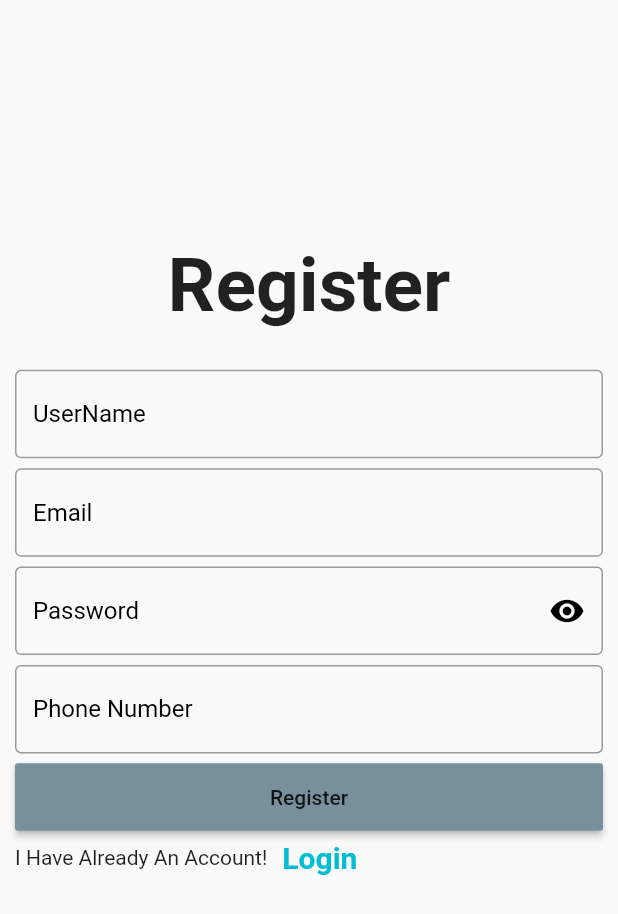
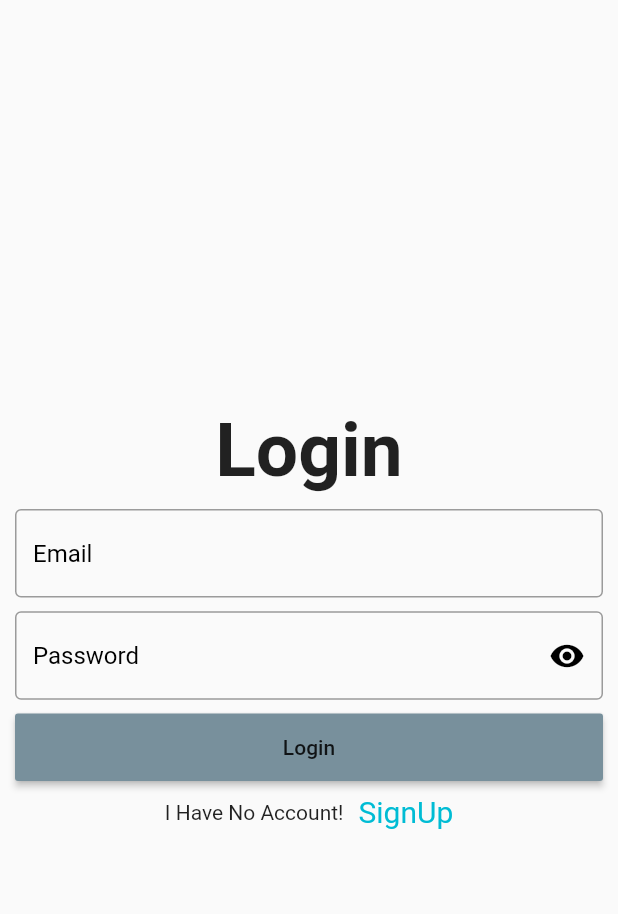
Before and after one commit to AmanuelAsfaw/e_commerce_flutter_app, a Flutter app: the screen it shows after launch, on a phone screen of 412 x 824 dp. Shown: the top 914 px of the screen. Run offline on Flutter 3.47's test engine with Material 2 defaults, Android fonts, the phone set to English and light mode, and no system bars.

Commit message:
Make Login Screen

```diff
--- a/lib/main.dart
+++ b/lib/main.dart
@@ -1,3 +1,4 @@
+import 'package:ecommerce_app/screens/login.dart';
 import 'package:ecommerce_app/screens/signup.dart';
 import 'package:flutter/material.dart';
 
@@ -13,7 +14,8 @@ class MyApp extends StatelessWidget {
   Widget build(BuildContext context) {
     return MaterialApp(
       title: 'E-commerce App',
-      home: const SignUp(),
+      // home: const SignUp(),
+      home: const Login(),
     );
   }
 }
--- /dev/null
+++ b/lib/screens/login.dart
@@ -0,0 +1,128 @@
+import 'package:ecommerce_app/screens/signup.dart';
+import 'package:flutter/material.dart';
+
+class Login extends StatefulWidget {
+  const Login({Key? key}) : super(key: key);
+
+  @override
+  State<Login> createState() => _LoginState();
+}
+
+final GlobalKey<FormState> _formKey = GlobalKey<FormState>();
+String p =
+    r'^(([^<>()[\]\\.,;:\s@\"]+(\.[^<>()[\]\\.,;:\s@\"]+)*)|(\".+\"))@((\[[0-9]{1,3}\.[0-9]{1,3}\.[0-9]{1,3}\.[0-9]{1,3}\])|(([a-zA-Z\-0-9]+\.)+[a-zA-Z]{2,}))$';
+
+RegExp regExp = new RegExp(p);
+bool obserText = true;
+
+class _LoginState extends State<Login> {
+  void validation() {
+    if (_formKey.currentState!.validate()) {
+      print("Yes");
+    } else {
+      print("No");
+    }
+  }
+
+  @override
+  Widget build(BuildContext context) {
+    return Scaffold(
+      body: Form(
+        key: _formKey,
+        child: Container(
+          margin: EdgeInsets.symmetric(horizontal: 10),
+          child: Column(
+            mainAxisAlignment: MainAxisAlignment.center,
+            children: [
+              Container(
+                height: 300,
+                width: double.infinity,
+                child: Column(
+                  mainAxisAlignment: MainAxisAlignment.spaceEvenly,
+                  children: [
+                    Text(
+                      "Login",
+                      style:
+                          TextStyle(fontSize: 50, fontWeight: FontWeight.bold),
+                    ),
+                    TextFormField(
+                      validator: (value) {
+                        if (value == "" || value == null) {
+                          return "Please Fill Email";
+                        } else if (!regExp.hasMatch(value)) {
+                          return "Email Is Invalid";
+                        }
+                        return "";
+                      },
+                      decoration: InputDecoration(
+                          border: OutlineInputBorder(),
+                          hintText: "Email",
+                          hintStyle: TextStyle(color: Colors.black)),
+                    ),
+                    TextFormField(
+                      obscureText: obserText,
+                      validator: (value) {
+                        if (value == "" || value == null) {
+                          return "Please Fill Password";
+                        } else if (value.length < 8) {
+                          return "Password Is too short";
+                        }
+                        return "";
+                      },
+                      decoration: InputDecoration(
+                          border: OutlineInputBorder(),
+                          hintText: "Password",
+                          suffixIcon: GestureDetector(
+                              onTap: () {
+                                FocusScope.of(context).unfocus();
+                                setState(() {
+                                  obserText = !obserText;
+                                });
+                              },
+                              child: Icon(
+                                obserText
+                                    ? Icons.visibility
+                                    : Icons.visibility_off,
+                                color: Colors.black,
+                              )),
+                          hintStyle: TextStyle(color: Colors.black)),
+                    ),
+                    Container(
+                      height: 45,
+                      width: double.infinity,
+                      child: RaisedButton(
+                          child: Text("Login"),
+                          color: Colors.blueGrey[400],
+                          onPressed: () {
+                            validation();
+                          }),
+                    ),
+                    Row(
+                      mainAxisAlignment: MainAxisAlignment.center,
+                      children: [
+                        Text("I Have No Account!"),
+                        SizedBox(
+                          width: 10,
+                        ),
+                        GestureDetector(
+                          onTap: () {
+                            Navigator.of(context).pushReplacement(
+                                MaterialPageRoute(builder: (ctx) => SignUp()));
+                          },
+                          child: Text(
+                            "SignUp",
+                            style: TextStyle(color: Colors.cyan, fontSize: 20),
+                          ),
+                        )
+                      ],
+                    )
+                  ],
+                ),
+              )
+            ],
+          ),
+        ),
+      ),
+    );
+  }
+}
--- a/lib/screens/signup.dart
+++ b/lib/screens/signup.dart
@@ -1,3 +1,4 @@
+import 'package:ecommerce_app/screens/login.dart';
 import 'package:flutter/material.dart';
 
 class SignUp extends StatefulWidget {
@@ -147,12 +148,17 @@ class _SignUpState extends State<SignUp> {
                             }),
                       ),
                       Row(
+                        mainAxisAlignment: MainAxisAlignment.center,
                         children: [
                           Text("I Have Already An Account!"),
                           SizedBox(
                             width: 10,
                           ),
                           GestureDetector(
+                            onTap: () {
+                              Navigator.of(context).pushReplacement(
+                                  MaterialPageRoute(builder: (ctx) => Login()));
+                            },
                             child: Text(
                               "Login",
                               style: TextStyle(
```
